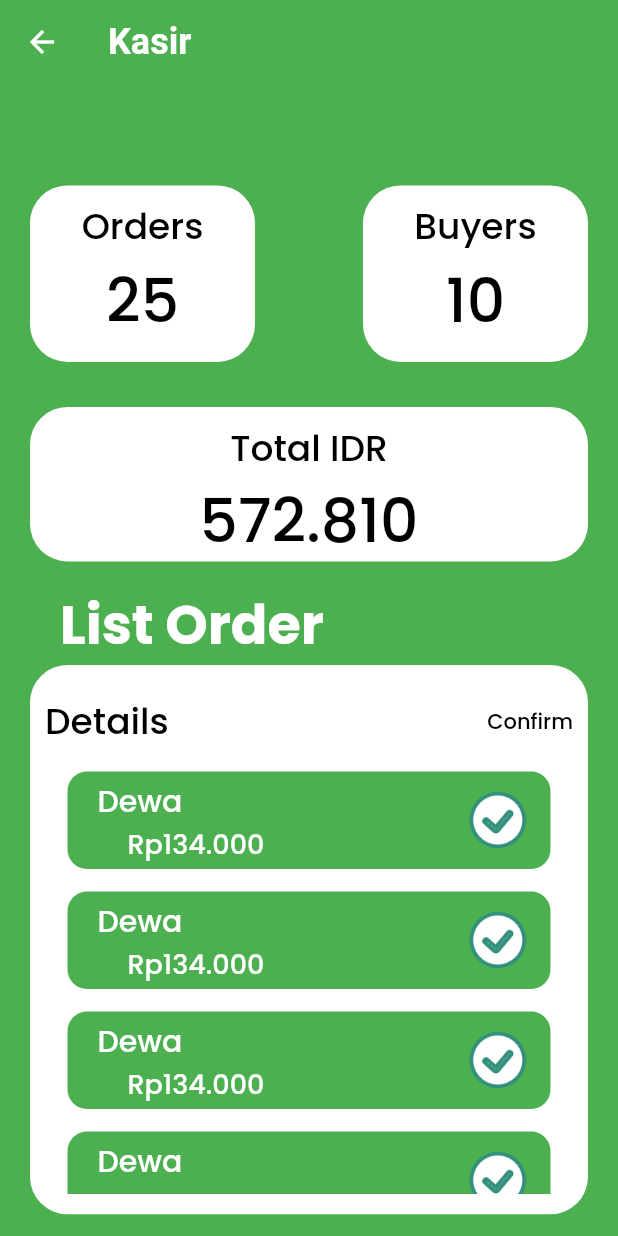
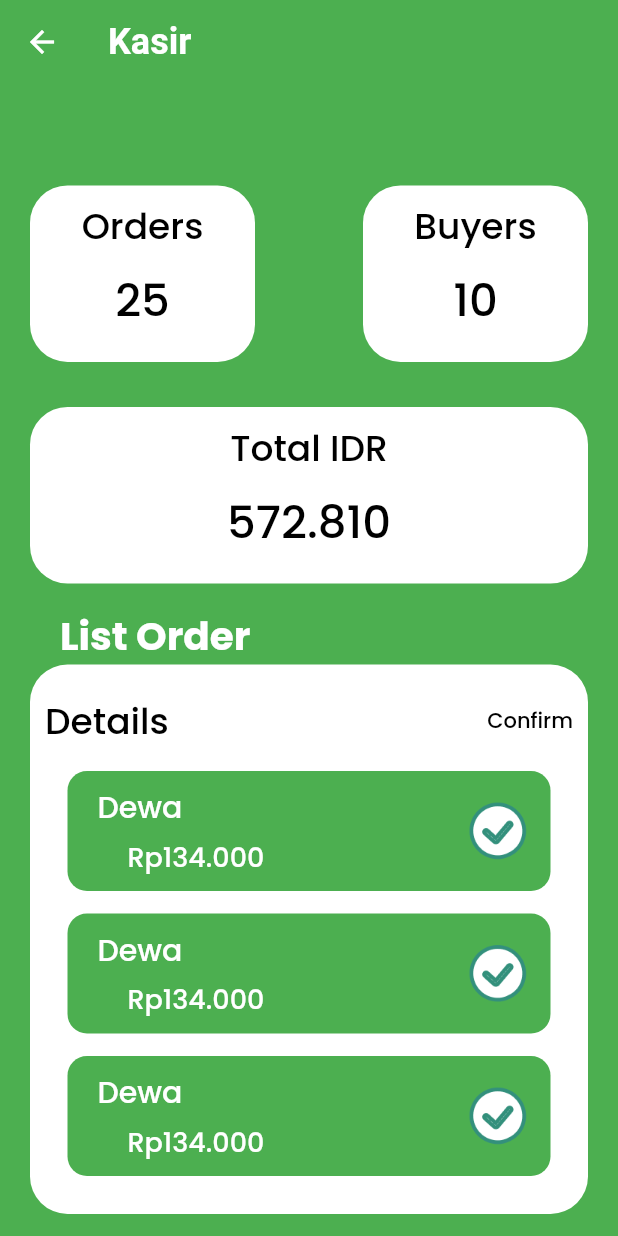
Before and after one commit to syisahi12/E-Commerce, a Flutter app: the CashierScreen screen opened directly, on a phone screen of 412 x 824 dp. Run offline on Flutter 3.47's test engine with Material 2 defaults, Android fonts, the phone set to English and light mode, and no system bars; our stand-ins replace cloud_firestore, firebase_auth, firebase_core, flutter_secure_storage, flutter_svg, google_fonts; missing offline and left inert: image_card; accounts and stored records are empty.

Commit message:
screen fix

```diff
--- a/lib/screens/cashier_screen.dart
+++ b/lib/screens/cashier_screen.dart
@@ -53,7 +53,7 @@ class CashierScreen extends StatelessWidget {
               children: [
                 Expanded(
                     child: boxRectangle("Total IDR", "572.810",
-                        height: MediaQuery.of(context).size.height / 8)),
+                        height: MediaQuery.of(context).size.height / 7)),
               ],
             ),
             const SizedBox(
@@ -64,7 +64,7 @@ class CashierScreen extends StatelessWidget {
               child: Text(
                 "List Order",
                 style: whiteTextStyle.copyWith(
-                    fontSize: 36, fontWeight: FontWeight.bold),
+                    fontSize: 26, fontWeight: FontWeight.bold),
               ),
             ),
             Container(
@@ -128,7 +128,7 @@ class CashierScreen extends StatelessWidget {
       margin: const EdgeInsets.only(bottom: 15),
       decoration: BoxDecoration(
           color: Colors.green, borderRadius: BorderRadius.circular(13)),
-      height: 65,
+      height: 80,
       padding: const EdgeInsets.fromLTRB(20, 5, 10, 5),
       child: Row(
         mainAxisAlignment: MainAxisAlignment.spaceBetween,
@@ -189,7 +189,7 @@ class CashierScreen extends StatelessWidget {
           Text(
             body,
             style: blackTextStyle.copyWith(
-              fontSize: 40,
+              fontSize: 30,
             ),
           ),
           const SizedBox(
```
